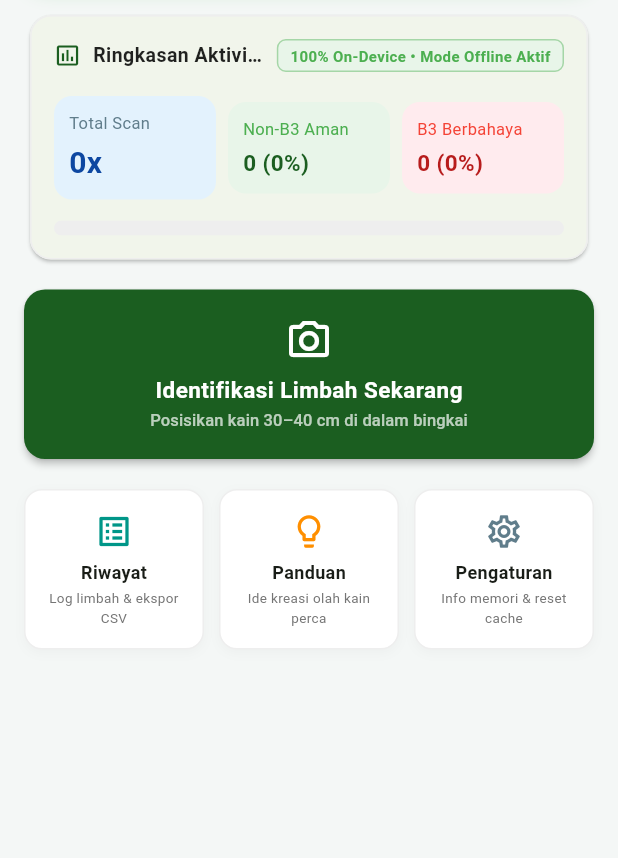
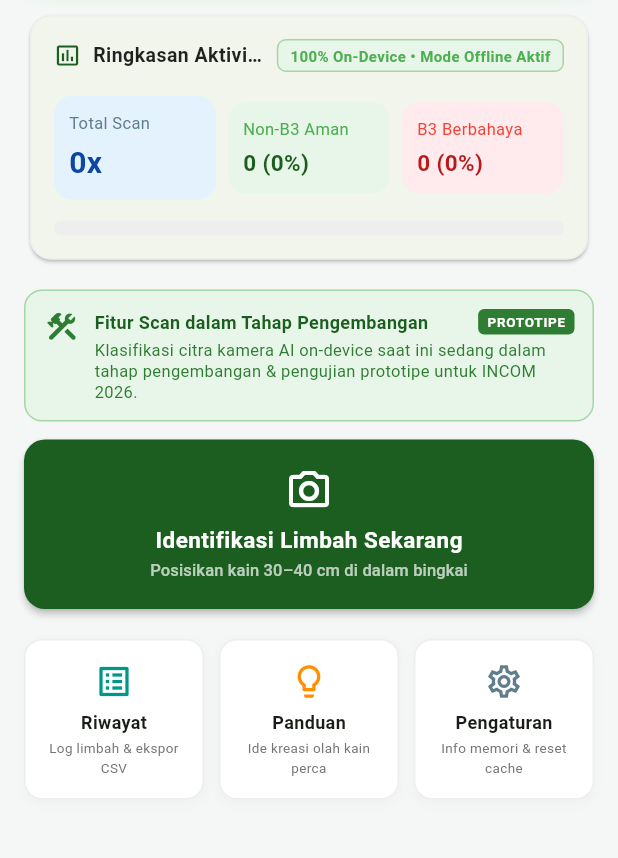
Before and after one commit to Hansooyoung/TexCycle, a Flutter app: the screen it shows after launch, on a phone screen of 412 x 824 dp, the part 240-1098 px from its top. Run offline on Flutter 3.47's test engine with Material 3 defaults, Android fonts, the light colour scheme and no system bars; our stand-ins replace camera, csv, image_picker, share_plus, sqflite, universal_io; missing offline and left inert: tflite_flutter; accounts and stored records are empty.

Commit message:
feat: add scan feature in development notice on home screen

```diff
--- a/lib/core/localization/app_locale.dart
+++ b/lib/core/localization/app_locale.dart
@@ -68,6 +68,14 @@ class AppText {
   static String get b3WarningMsg => AppLocale.isEn
       ? 'Hazardous waste detected in the last 7 days. Ensure proper disposal per DLH protocols.'
       : 'Terdeteksi limbah B3 dalam 7 hari terakhir. Pastikan penyimpanan terpisah sesuai SOP DLH.';
+  static String get scanInDevelopmentTitle => AppLocale.isEn
+      ? 'Scan Feature in Development'
+      : 'Fitur Scan dalam Tahap Pengembangan';
+  static String get scanInDevelopmentMsg => AppLocale.isEn
+      ? 'On-device camera AI classification is currently in active development & prototype testing mode for INCOM 2026.'
+      : 'Klasifikasi citra kamera AI on-device saat ini sedang dalam tahap pengembangan & pengujian prototipe untuk INCOM 2026.';
+  static String get scanInDevelopmentBadge =>
+      AppLocale.isEn ? 'PROTOTYPE' : 'PROTOTIPE';
   static String get btnScanNow => AppLocale.isEn
       ? 'Scan Textile Waste Now'
       : 'Identifikasi Limbah Sekarang';
--- a/lib/views/home_view.dart
+++ b/lib/views/home_view.dart
@@ -404,6 +404,77 @@ class _HomeViewState extends State<HomeView> {
                       const SizedBox(height: 16),
                     ],
 
+                    // Pemberitahuan Fitur Scan dalam Tahap Pengembangan
+                    Container(
+                      padding: const EdgeInsets.all(12),
+                      decoration: BoxDecoration(
+                        color: const Color(0xFFE8F5E9),
+                        borderRadius: BorderRadius.circular(12),
+                        border: Border.all(color: const Color(0xFFA5D6A7)),
+                      ),
+                      child: Row(
+                        crossAxisAlignment: CrossAxisAlignment.start,
+                        children: [
+                          const Icon(
+                            Icons.construction_rounded,
+                            color: Color(0xFF2E7D32),
+                            size: 24,
+                          ),
+                          const SizedBox(width: 10),
+                          Expanded(
+                            child: Column(
+                              crossAxisAlignment: CrossAxisAlignment.start,
+                              children: [
+                                Row(
+                                  children: [
+                                    Expanded(
+                                      child: Text(
+                                        AppText.scanInDevelopmentTitle,
+                                        style: const TextStyle(
+                                          fontWeight: FontWeight.bold,
+                                          fontSize: 12,
+                                          color: Color(0xFF1B5E20),
+                                        ),
+                                      ),
+                                    ),
+                                    Container(
+                                      padding: const EdgeInsets.symmetric(
+                                        horizontal: 6,
+                                        vertical: 2,
+                                      ),
+                                      decoration: BoxDecoration(
+                                        color: const Color(0xFF2E7D32),
+                                        borderRadius: BorderRadius.circular(4),
+                                      ),
+                                      child: Text(
+                                        AppText.scanInDevelopmentBadge,
+                                        style: const TextStyle(
+                                          fontSize: 9,
+                                          fontWeight: FontWeight.bold,
+                                          color: Colors.white,
+                                          letterSpacing: 0.5,
+                                        ),
+                                      ),
+                                    ),
+                                  ],
+                                ),
+                                const SizedBox(height: 3),
+                                Text(
+                                  AppText.scanInDevelopmentMsg,
+                                  style: const TextStyle(
+                                    fontSize: 11,
+                                    color: Color(0xFF2E7D32),
+                                    height: 1.3,
+                                  ),
+                                ),
+                              ],
+                            ),
+                          ),
+                        ],
+                      ),
+                    ),
+                    const SizedBox(height: 12),
+
                     // TOMBOL SCAN UTAMA (HERO CTA)
                     ElevatedButton(
                       style: ElevatedButton.styleFrom(
```
